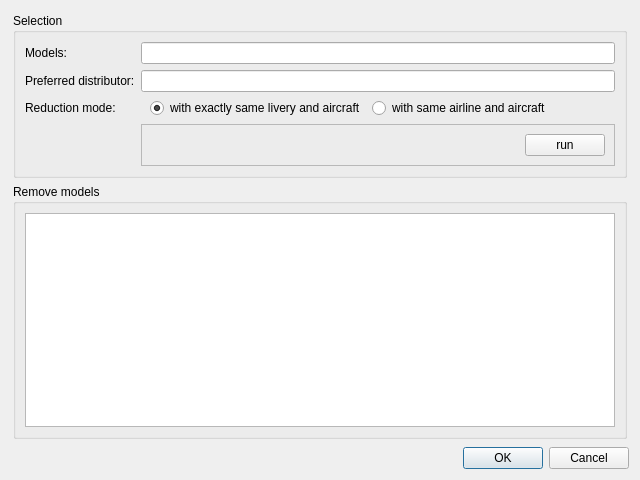
Old version of the form src/blackgui/components/dbreducemodelduplicates.ui in the repository swift-project/pilotclient.
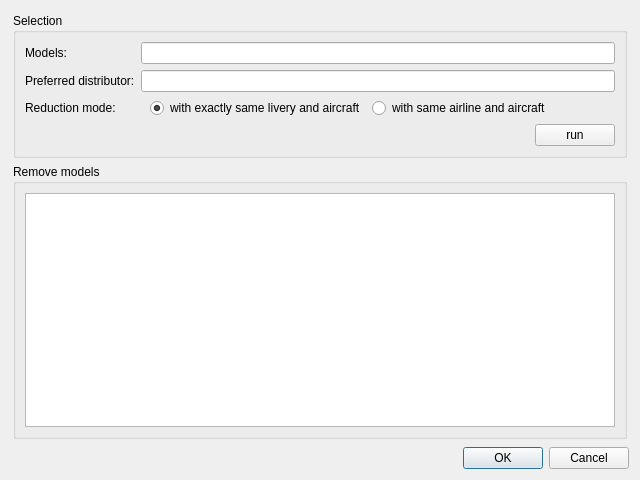
New version of the form. Custom widgets are drawn as their Qt base class.

Commit message: Ref T441, use distributor preferences in "reduce dialog"

```diff
--- a/src/blackgui/components/dbreducemodelduplicates.ui
+++ b/src/blackgui/components/dbreducemodelduplicates.ui
@@ -108,15 +108,21 @@
            </layout>
           </widget>
          </item>
-         <item row="5" column="1">
+         <item row="5" column="0" colspan="2">
           <widget class="QFrame" name="fr_Button">
-           <property name="frameShape">
-            <enum>QFrame::StyledPanel</enum>
-           </property>
-           <property name="frameShadow">
-            <enum>QFrame::Raised</enum>
-           </property>
-           <layout class="QHBoxLayout" name="horizontalLayout">
+           <layout class="QHBoxLayout" name="hl_Buttons">
+            <property name="leftMargin">
+             <number>0</number>
+            </property>
+            <property name="topMargin">
+             <number>0</number>
+            </property>
+            <property name="rightMargin">
+             <number>0</number>
+            </property>
+            <property name="bottomMargin">
+             <number>0</number>
+            </property>
             <item>
              <spacer name="hs_Button">
               <property name="orientation">
```
The commit also changes 4 other files.
